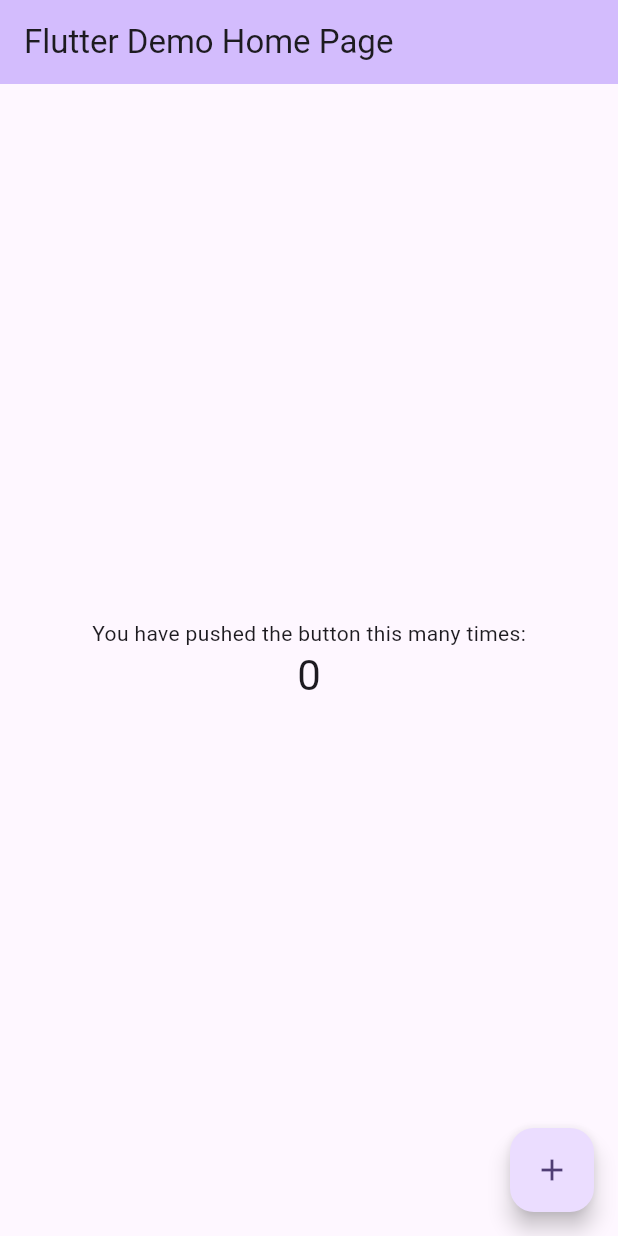
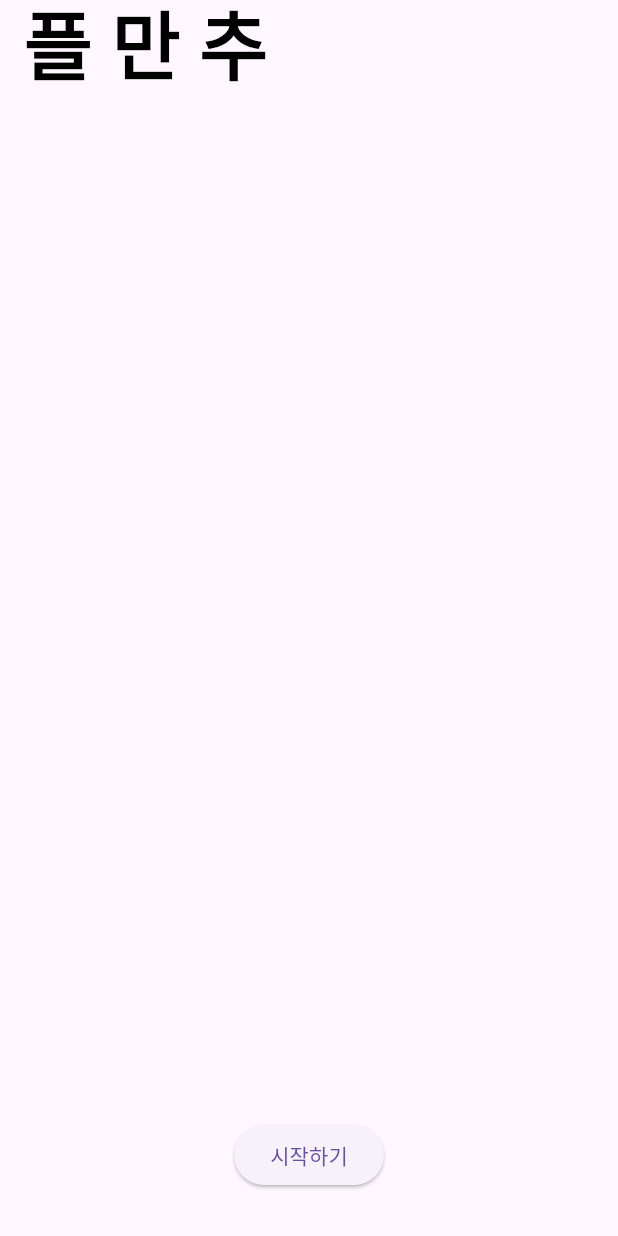
Before and after one commit to chldltkrz/plmanchu, a Flutter app: the screen it shows after launch, on a phone screen of 412 x 824 dp. Run offline on Flutter 3.47's test engine with Material 3 defaults, Android fonts, the phone set to English and light mode, and no system bars.

```diff
--- a/lib/main.dart
+++ b/lib/main.dart
@@ -1,4 +1,5 @@
 import 'package:flutter/material.dart';
+import 'package:plmanchu/pages/intro.dart';
 
 void main() {
   runApp(const MyApp());
@@ -11,115 +12,8 @@ class MyApp extends StatelessWidget {
   @override
   Widget build(BuildContext context) {
     return MaterialApp(
-      title: 'Flutter Demo',
-      theme: ThemeData(
-        // This is the theme of your application.
-        //
-        // TRY THIS: Try running your application with "flutter run". You'll see
-        // the application has a purple toolbar. Then, without quitting the app,
-        // try changing the seedColor in the colorScheme below to Colors.green
-        // and then invoke "hot reload" (save your changes or press the "hot
-        // reload" button in a Flutter-supported IDE, or press "r" if you used
-        // the command line to start the app).
-        //
-        // Notice that the counter didn't reset back to zero; the application
-        // state is not lost during the reload. To reset the state, use hot
-        // restart instead.
-        //
-        // This works for code too, not just values: Most code changes can be
-        // tested with just a hot reload.
-        colorScheme: ColorScheme.fromSeed(seedColor: Colors.deepPurple),
-        useMaterial3: true,
-      ),
-      home: const MyHomePage(title: 'Flutter Demo Home Page'),
+      title: 'PlmanchuIntroducing',
+      home: IntroPage(),
     );
   }
 }
-
-class MyHomePage extends StatefulWidget {
-  const MyHomePage({super.key, required this.title});
-
-  // This widget is the home page of your application. It is stateful, meaning
-  // that it has a State object (defined below) that contains fields that affect
-  // how it looks.
-
-  // This class is the configuration for the state. It holds the values (in this
-  // case the title) provided by the parent (in this case the App widget) and
-  // used by the build method of the State. Fields in a Widget subclass are
-  // always marked "final".
-
-  final String title;
-
-  @override
-  State<MyHomePage> createState() => _MyHomePageState();
-}
-
-class _MyHomePageState extends State<MyHomePage> {
-  int _counter = 0;
-
-  void _incrementCounter() {
-    setState(() {
-      // This call to setState tells the Flutter framework that something has
-      // changed in this State, which causes it to rerun the build method below
-      // so that the display can reflect the updated values. If we changed
-      // _counter without calling setState(), then the build method would not be
-      // called again, and so nothing would appear to happen.
-      _counter++;
-    });
-  }
-
-  @override
-  Widget build(BuildContext context) {
-    // This method is rerun every time setState is called, for instance as done
-    // by the _incrementCounter method above.
-    //
-    // The Flutter framework has been optimized to make rerunning build methods
-    // fast, so that you can just rebuild anything that needs updating rather
-    // than having to individually change instances of widgets.
-    return Scaffold(
-      appBar: AppBar(
-        // TRY THIS: Try changing the color here to a specific color (to
-        // Colors.amber, perhaps?) and trigger a hot reload to see the AppBar
-        // change color while the other colors stay the same.
-        backgroundColor: Theme.of(context).colorScheme.inversePrimary,
-        // Here we take the value from the MyHomePage object that was created by
-        // the App.build method, and use it to set our appbar title.
-        title: Text(widget.title),
-      ),
-      body: Center(
-        // Center is a layout widget. It takes a single child and positions it
-        // in the middle of the parent.
-        child: Column(
-          // Column is also a layout widget. It takes a list of children and
-          // arranges them vertically. By default, it sizes itself to fit its
-          // children horizontally, and tries to be as tall as its parent.
-          //
-          // Column has various properties to control how it sizes itself and
-          // how it positions its children. Here we use mainAxisAlignment to
-          // center the children vertically; the main axis here is the vertical
-          // axis because Columns are vertical (the cross axis would be
-          // horizontal).
-          //
-          // TRY THIS: Invoke "debug painting" (choose the "Toggle Debug Paint"
-          // action in the IDE, or press "p" in the console), to see the
-          // wireframe for each widget.
-          mainAxisAlignment: MainAxisAlignment.center,
-          children: <Widget>[
-            const Text(
-              'You have pushed the button this many times:',
-            ),
-            Text(
-              '$_counter',
-              style: Theme.of(context).textTheme.headlineMedium,
-            ),
-          ],
-        ),
-      ),
-      floatingActionButton: FloatingActionButton(
-        onPressed: _incrementCounter,
-        tooltip: 'Increment',
-        child: const Icon(Icons.add),
-      ), // This trailing comma makes auto-formatting nicer for build methods.
-    );
-  }
-}
--- /dev/null
+++ b/lib/pages/intro.dart
@@ -0,0 +1,31 @@
+import 'package:flutter/material.dart';
+
+class IntroPage extends StatelessWidget {
+  @override
+  Widget build(BuildContext context) {
+    return Scaffold(
+      appBar: AppBar(
+        title: Text('플 만 추'),
+        titleTextStyle: TextStyle(
+          color: Colors.black,
+          fontSize: 50,
+          fontWeight: FontWeight.bold,
+        ),
+      ),
+      body: Center(
+        child: Column(
+          mainAxisAlignment: MainAxisAlignment.end,
+          children: <Widget>[
+            ElevatedButton(
+              onPressed: () {
+                // Add your onPressed code here!
+              },
+              child: Text('시작하기'),
+            ),
+            SizedBox(height: 30), // Add some space at the bottom
+          ],
+        ),
+      ),
+    );
+  }
+}
```
Also changed, not shown: lib/info/memberInfo.dart (added, +25 -0 lines), lib/assets/sample.png (added), lib/pages/mainPage.dart (added), lib/pages/spec1.dart (added), lib/pages/spec2.dart (added).
